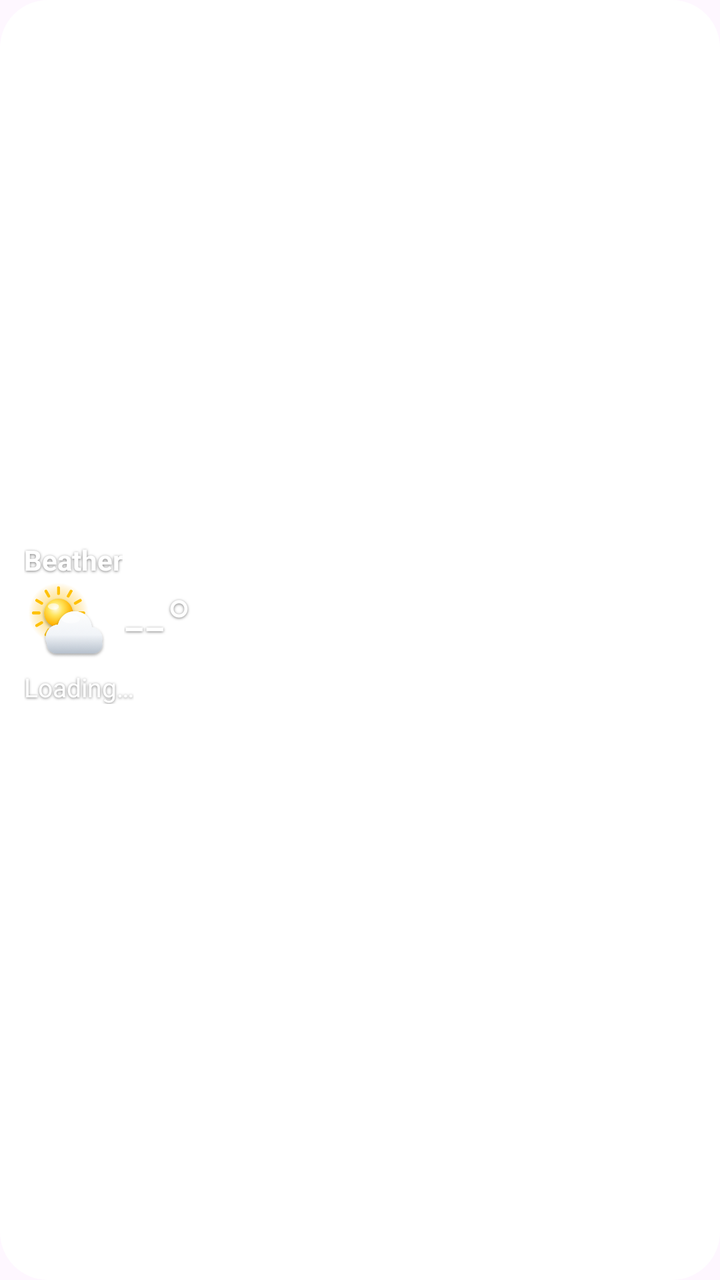
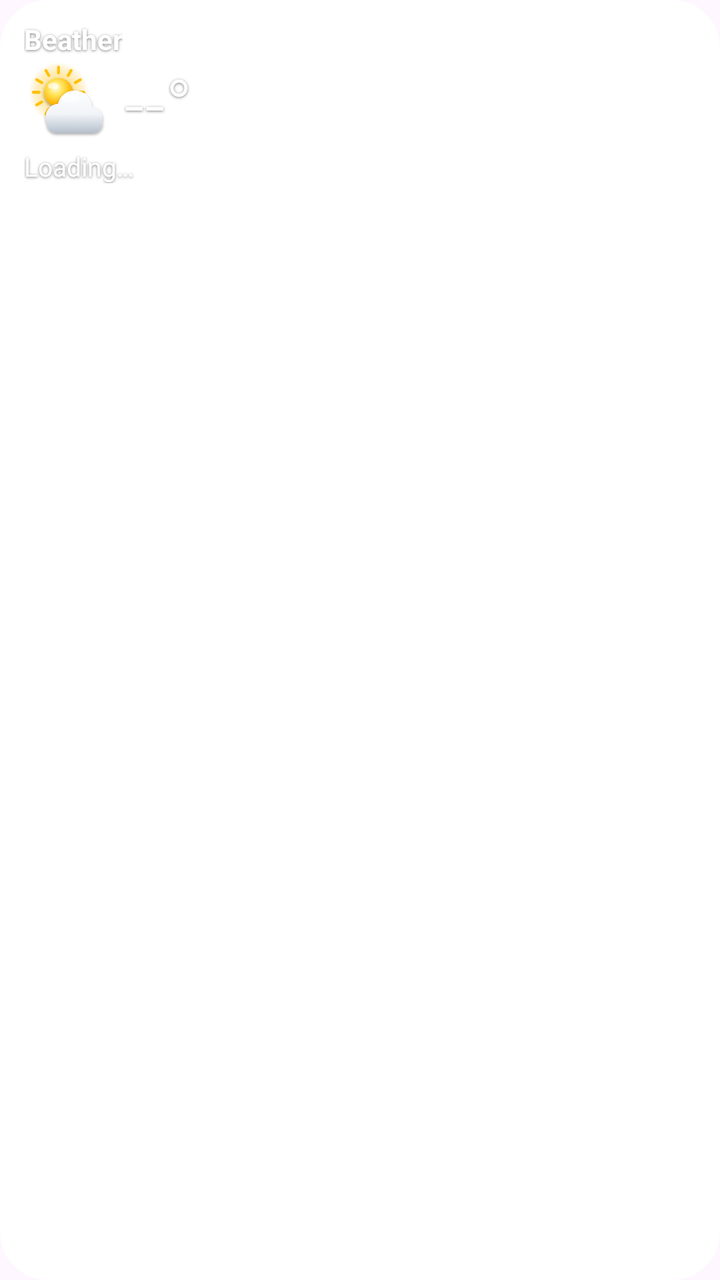

Before-and-after screenshots of an Android layout around one commit, followed by the original layout XML and the change that was made.
<!-- AndroidManifest.xml: application theme Theme.Beather -->
<!-- res/layout/widget_compact.xml -->
<?xml version="1.0" encoding="utf-8"?>
<FrameLayout xmlns:android="http://schemas.android.com/apk/res/android"
    android:id="@+id/root"
    android:layout_width="match_parent"
    android:layout_height="match_parent">
    <ImageView
        android:id="@+id/bg"
        android:layout_width="match_parent"
        android:layout_height="match_parent"
        android:scaleType="fitXY"
        android:src="@drawable/bg_solid_r24"
        android:contentDescription="@null" />
    <LinearLayout
        android:id="@+id/content"
        android:layout_width="match_parent"
        android:layout_height="wrap_content"
        android:layout_gravity="center_vertical"
        android:orientation="vertical"
        android:padding="12dp">
        <TextView android:id="@+id/loc_name" android:layout_width="wrap_content" android:layout_height="wrap_content" android:text="@string/app_name" android:textColor="#FFFFFF" android:textSize="14sp" android:includeFontPadding="false" android:shadowColor="#80000000" android:shadowDy="1" android:shadowRadius="3" android:maxLines="1" android:ellipsize="end" android:textStyle="bold"/>
        <LinearLayout android:layout_width="wrap_content" android:layout_height="wrap_content"
            android:layout_marginTop="2dp" android:gravity="center_vertical" android:orientation="horizontal">
            <ImageView android:id="@+id/cur_icon" android:layout_width="46dp" android:layout_height="46dp" android:scaleType="fitCenter" android:contentDescription="@null" android:src="@drawable/ic_w_partly_day"/>
            <TextView android:id="@+id/cur_temp" android:layout_width="wrap_content" android:layout_height="wrap_content" android:text="--°" android:textColor="#FFFFFF" android:textSize="36sp" android:includeFontPadding="false" android:shadowColor="#80000000" android:shadowDy="1" android:shadowRadius="3" android:layout_marginStart="4dp" android:fontFamily="sans-serif-light"/>
        </LinearLayout>
        <TextView android:id="@+id/cur_desc" android:layout_width="wrap_content" android:layout_height="wrap_content" android:text="@string/loading" android:textColor="#FFFFFF" android:textSize="13sp" android:includeFontPadding="false" android:shadowColor="#80000000" android:shadowDy="1" android:shadowRadius="3" android:maxLines="1" android:ellipsize="end"/>
        <TextView android:id="@+id/cur_hilo" android:layout_width="wrap_content" android:layout_height="wrap_content" android:text="" android:textColor="#FFFFFF" android:textSize="13sp" android:includeFontPadding="false" android:shadowColor="#80000000" android:shadowDy="1" android:shadowRadius="3" />
    </LinearLayout>
</FrameLayout>
<!-- resources referenced by this layout -->
<resources>
  <!-- drawable bg_solid_r24 (drawable) -->
  <shape xmlns:android="http://schemas.android.com/apk/res/android" android:shape="rectangle">
      <solid android:color="#FFFFFF" />
      <corners android:radius="24dp" />
  </shape>
  <!-- drawable ic_w_partly_day: png bitmap (drawable-nodpi, 33942 bytes) -->
  <string name="app_name" translatable="false">Beather</string>
  <string name="loading">Loading…</string>
  <style name="Theme.Beather" parent="Theme.Material3.DayNight.NoActionBar">
          <item name="colorPrimary">@color/beather_blue</item>
          <item name="colorSecondary">@color/beather_blue</item>
      </style>
  <color name="beather_blue">#1E88E5</color>
</resources>

<!-- the commit's change to res/layout/widget_compact.xml (unified diff, before → after) -->
@@ -13,8 +13,8 @@
     <LinearLayout
         android:id="@+id/content"
         android:layout_width="match_parent"
-        android:layout_height="wrap_content"
-        android:layout_gravity="center_vertical"
+        android:layout_height="match_parent"
+        android:gravity="top"
         android:orientation="vertical"
         android:padding="12dp">
         <TextView android:id="@+id/loc_name" android:layout_width="wrap_content" android:layout_height="wrap_content" android:text="@string/app_name" android:textColor="#FFFFFF" android:textSize="14sp" android:includeFontPadding="false" android:shadowColor="#80000000" android:shadowDy="1" android:shadowRadius="3" android:maxLines="1" android:ellipsize="end" android:textStyle="bold"/>
